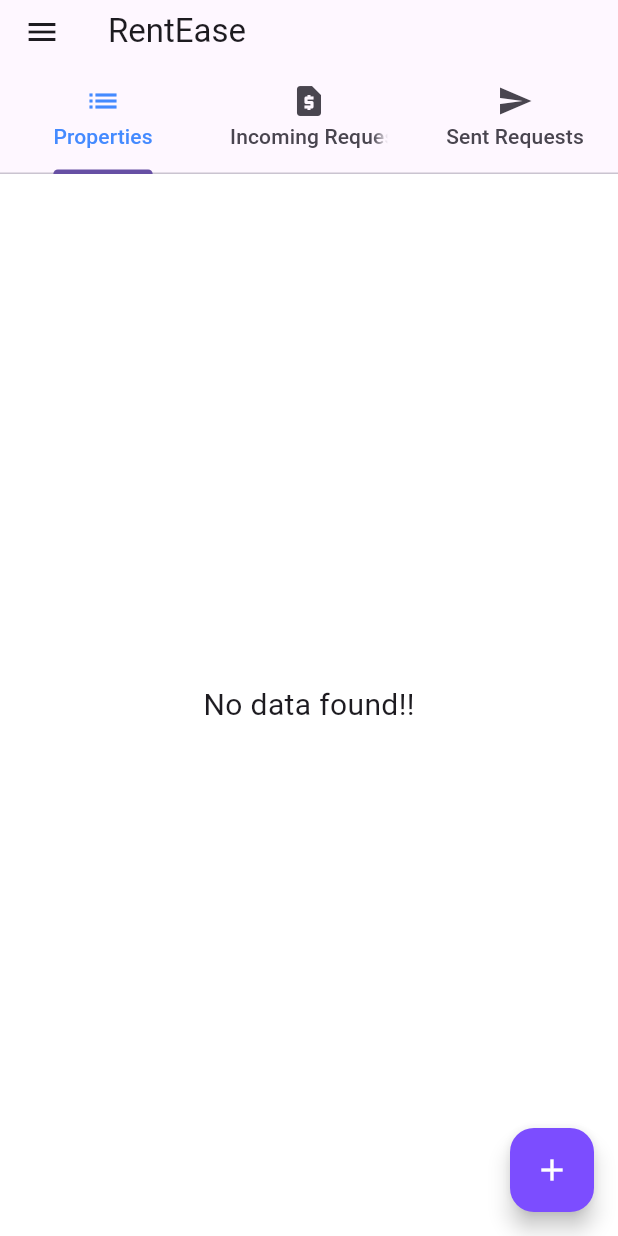
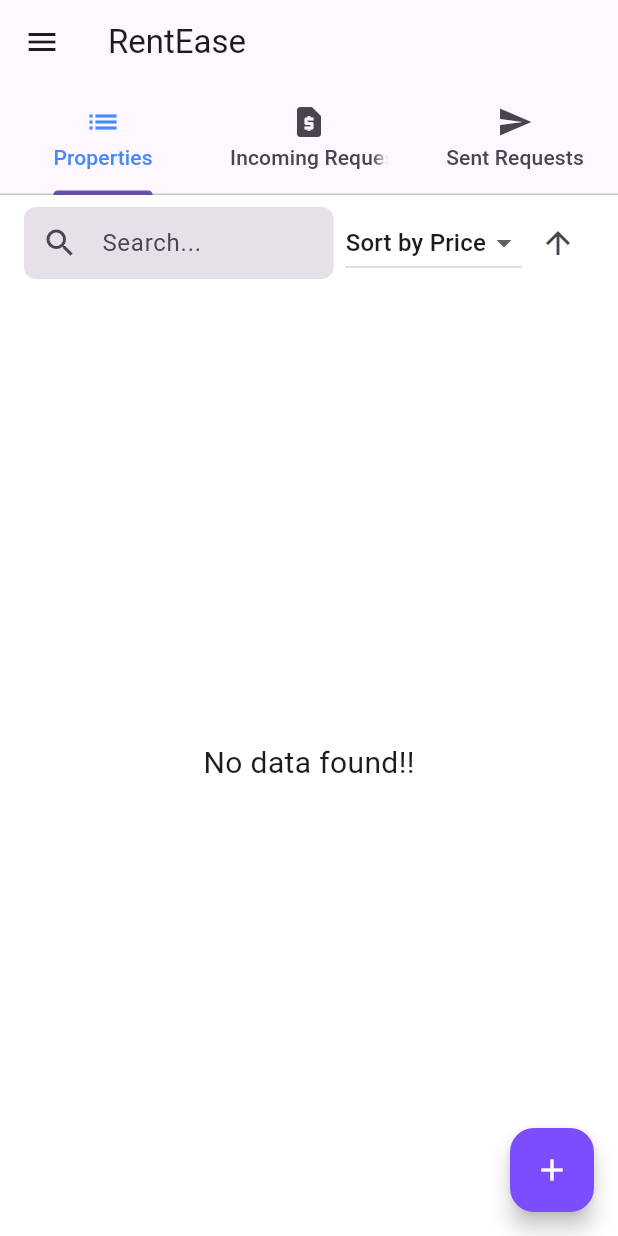
Before and after one commit to eyop/Rental-management, a Flutter app: the PropertyListing screen opened by its route, on a phone screen of 412 x 824 dp. Run offline on Flutter 3.47's test engine with Material 3 defaults, Android fonts, the phone set to English and light mode, and no system bars; our stand-ins replace cached_network_image, cloud_firestore, firebase_auth, firebase_core, firebase_storage, google_fonts and 3 more; accounts and stored records are empty.

```diff
--- a/lib/screens/property_listing.dart
+++ b/lib/screens/property_listing.dart
@@ -25,8 +25,12 @@ class _PropertyListingState extends State<PropertyListing>
   late TabController _tabController;
   bool isFetching = false;
   String? uid;
+  String searchQuery = '';
+  String sortOption = 'price';
+  bool isAscending = true;
 
   List<PropertyModel> propertyRentList = [];
+  List<PropertyModel> filteredPropertyList = [];
   List<RentModel> requestedProps1 = [];
   List<RentModel> sentRequests1 = [];
 
@@ -86,6 +90,7 @@ class _PropertyListingState extends State<PropertyListing>
           await context.read<AuthenticationProvider>().fetchProperties();
       setState(() {
         propertyRentList = properties;
+        _filterAndSortProperties();
       });
     } catch (e) {
       print('Error fetching properties: $e');
@@ -120,6 +125,26 @@ class _PropertyListingState extends State<PropertyListing>
     await _fetchData();
   }
 
+  void _filterAndSortProperties() {
+    filteredPropertyList = propertyRentList
+        .where((property) =>
+            property.price.toLowerCase().contains(searchQuery.toLowerCase()) ||
+            property.description
+                .toLowerCase()
+                .contains(searchQuery.toLowerCase()))
+        .toList();
+
+    if (sortOption == 'price') {
+      filteredPropertyList.sort((a, b) => isAscending
+          ? a.price.compareTo(b.price)
+          : b.price.compareTo(a.price));
+    } else if (sortOption == 'type') {
+      filteredPropertyList.sort((a, b) => isAscending
+          ? a.propertyType!.compareTo(b.propertyType!)
+          : b.propertyType!.compareTo(a.propertyType!));
+    }
+  }
+
   @override
   Widget build(BuildContext context) {
     return DefaultTabController(
@@ -128,22 +153,14 @@ class _PropertyListingState extends State<PropertyListing>
         key: _scaffoldKey,
         appBar: AppBar(
           title: const Text("RentEase"),
-          bottom: PreferredSize(
-            preferredSize: const Size.fromHeight(60),
-            child: Container(
-              //color: Colors.red,
-              child: TabBar(
+          bottom: TabBar(
             controller: _tabController,
             labelColor: Colors.blueAccent,
             tabs: const [
               Tab(icon: Icon(Icons.list), text: "Properties"),
-                  Tab(
-                      icon: Icon(Icons.request_page),
-                      text: "Incoming Requests"),
+              Tab(icon: Icon(Icons.request_page), text: "Incoming Requests"),
               Tab(icon: Icon(Icons.send), text: "Sent Requests"),
             ],
-              ),
-            ),
           ),
         ),
         drawer: Drawer(
@@ -274,11 +291,79 @@ class _PropertyListingState extends State<PropertyListing>
         body: TabBarView(
           controller: _tabController,
           children: [
-            RefreshIndicator(
+            Column(
+              children: [
+                Padding(
+                  padding:
+                      const EdgeInsets.symmetric(horizontal: 16, vertical: 8),
+                  child: Row(
+                    children: [
+                      Expanded(
+                        child: TextField(
+                          onChanged: (value) {
+                            setState(() {
+                              searchQuery = value;
+                              _filterAndSortProperties();
+                            });
+                          },
+                          decoration: InputDecoration(
+                            hintText: 'Search...',
+                            prefixIcon: const Icon(Icons.search),
+                            border: OutlineInputBorder(
+                              borderRadius: BorderRadius.circular(8),
+                              borderSide: BorderSide.none,
+                            ),
+                            filled: true,
+                            contentPadding: EdgeInsets.all(0),
+                          ),
+                        ),
+                      ),
+                      const SizedBox(width: 8),
+                      DropdownButton<String>(
+                        value: sortOption,
+                        items: const [
+                          DropdownMenuItem(
+                            value: 'price',
+                            child: Text('Sort by Price'),
+                          ),
+                          DropdownMenuItem(
+                            value: 'type',
+                            child: Text('Sort by Type'),
+                          ),
+                        ],
+                        onChanged: (value) {
+                          setState(() {
+                            sortOption = value!;
+                            _filterAndSortProperties();
+                          });
+                        },
+                      ),
+                      IconButton(
+                        icon: Icon(
+                          isAscending
+                              ? Icons.arrow_upward
+                              : Icons.arrow_downward,
+                        ),
+                        onPressed: () {
+                          setState(() {
+                            isAscending = !isAscending;
+                            _filterAndSortProperties();
+                          });
+                        },
+                      ),
+                    ],
+                  ),
+                ),
+                Expanded(
+                  child: RefreshIndicator(
                     onRefresh: _refreshData,
                     child: isFetching
                         ? const Center(child: CircularProgressIndicator())
-                  : PropertyListWidget(propertyRentList: propertyRentList),
+                        : PropertyListWidget(
+                            propertyRentList: filteredPropertyList),
+                  ),
+                ),
+              ],
             ),
             RefreshIndicator(
               onRefresh: _refreshData,
```
Also changed, not shown: lib/widgets/sentRequests_ListWidget.dart (+29 -7 lines). Lines whose indentation alone changed are shown as unchanged.
